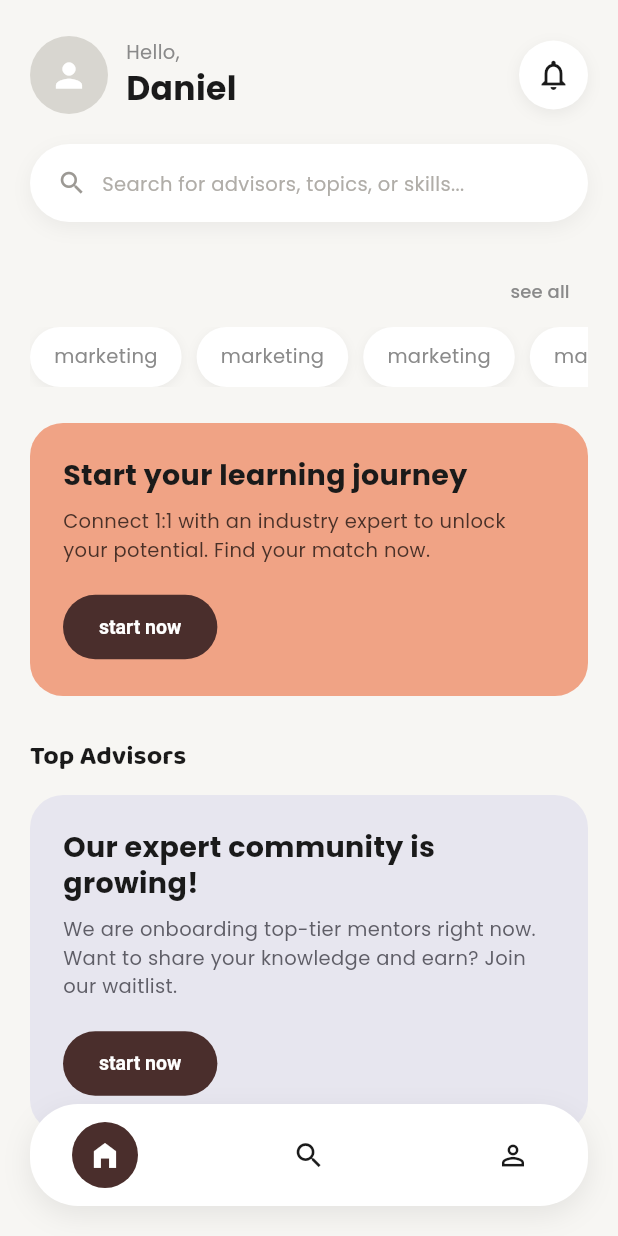
After one commit to zLucky090802/1-1-Frontend, a Flutter app: the HomeScreen screen opened directly, on a phone screen of 412 x 824 dp. The commit adds this screen. Run offline on Flutter 3.47's test engine with Material 3 defaults, Android fonts, the phone set to English and light mode, and no system bars; our stand-ins replace google_fonts.

Commit message:
feature: homepage made it

```diff
--- a/lib/core/theme/app_colors.dart
+++ b/lib/core/theme/app_colors.dart
@@ -31,4 +31,18 @@ class AppColors {
   static const Color inputBorder = Color(0xFFE1DEDA);
   static const Color inputHint = Color(0xFFB0ADA8);
   static const Color inputIcon = Color(0xFF9C9994);
+
+  // ---- Home ----
+  // Fondo general de la pantalla Home (crema muy claro).
+  static const Color homeBackground = Color(0xFFF7F6F3);
+
+  // Card "Start your learning journey".
+  static const Color heroCard = Color(0xFFF0A385);
+
+  // Card de estado vacío "Our expert community is growing!".
+  static const Color emptyStateCard = Color(0xFFE7E6EF);
+  static const Color emptyStateText = Color(0xFF5F5E67);
+
+  // Avatar placeholder cuando no hay foto de usuario.
+  static const Color avatarPlaceholder = Color(0xFFD8D6D0);
 }
--- /dev/null
+++ b/lib/core/widgets/category_chip.dart
@@ -0,0 +1,37 @@
+import 'package:flutter/material.dart';
+import '../theme/app_colors.dart';
+
+/// Chip blanco con sombra suave, usado para filtros de categoría
+/// ("marketing", "legal", "tecnología", etc.) en el Home.
+class CategoryChip extends StatelessWidget {
+  const CategoryChip({super.key, required this.label, this.onTap});
+
+  final String label;
+  final VoidCallback? onTap;
+
+  @override
+  Widget build(BuildContext context) {
+    return InkWell(
+      borderRadius: BorderRadius.circular(20),
+      onTap: onTap,
+      child: Container(
+        padding: const EdgeInsets.symmetric(horizontal: 16, vertical: 10),
+        decoration: BoxDecoration(
+          color: AppColors.surface,
+          borderRadius: BorderRadius.circular(20),
+          boxShadow: [
+            BoxShadow(
+              color: Colors.black.withOpacity(0.05),
+              blurRadius: 6,
+              offset: const Offset(0, 2),
+            ),
+          ],
+        ),
+        child: Text(
+          label,
+          style: const TextStyle(fontSize: 13, color: AppColors.textSecondary),
+        ),
+      ),
+    );
+  }
+}
--- /dev/null
+++ b/lib/core/widgets/content_action_card.dart
@@ -0,0 +1,71 @@
+import 'package:flutter/material.dart';
+import '../theme/app_colors.dart';
+
+/// Card grande de contenido con título, descripción y botón "start now".
+/// Se reutiliza tanto para el hero "Start your learning journey" (fondo
+/// coral) como para el estado vacío "Our expert community is growing!"
+/// (fondo lavanda), solo cambiando los colores.
+class ContentActionCard extends StatelessWidget {
+  const ContentActionCard({
+    super.key,
+    required this.title,
+    required this.description,
+    required this.buttonLabel,
+    required this.backgroundColor,
+    required this.titleColor,
+    required this.descriptionColor,
+    this.onPressed,
+  });
+
+  final String title;
+  final String description;
+  final String buttonLabel;
+  final Color backgroundColor;
+  final Color titleColor;
+  final Color descriptionColor;
+  final VoidCallback? onPressed;
+
+  @override
+  Widget build(BuildContext context) {
+    return Container(
+      width: double.infinity,
+      padding: const EdgeInsets.all(22),
+      decoration: BoxDecoration(
+        color: backgroundColor,
+        borderRadius: BorderRadius.circular(22),
+      ),
+      child: Column(
+        crossAxisAlignment: CrossAxisAlignment.start,
+        children: [
+          Text(
+            title,
+            style: TextStyle(
+              fontSize: 19,
+              fontWeight: FontWeight.w700,
+              color: titleColor,
+              height: 1.25,
+            ),
+          ),
+          const SizedBox(height: 10),
+          Text(
+            description,
+            style: TextStyle(fontSize: 13, color: descriptionColor, height: 1.5),
+          ),
+          const SizedBox(height: 18),
+          ElevatedButton(
+            onPressed: onPressed,
+            style: ElevatedButton.styleFrom(
+              backgroundColor: AppColors.primaryButton,
+              foregroundColor: Colors.white,
+              elevation: 0,
+              padding: const EdgeInsets.symmetric(horizontal: 24, vertical: 14),
+              shape: RoundedRectangleBorder(borderRadius: BorderRadius.circular(24)),
+              textStyle: const TextStyle(fontSize: 13, fontWeight: FontWeight.w600),
+            ),
+            child: Text(buttonLabel),
+          ),
+        ],
+      ),
+    );
+  }
+}
--- /dev/null
+++ b/lib/core/widgets/floating_bottom_nav.dart
@@ -0,0 +1,64 @@
+import 'package:flutter/material.dart';
+import '../theme/app_colors.dart';
+
+/// Barra de navegación inferior flotante, tipo "pill", con 3 ítems.
+/// El ítem activo se muestra con un círculo oscuro de fondo (como en el
+/// diseño: Home activo).
+class FloatingBottomNav extends StatelessWidget {
+  const FloatingBottomNav({
+    super.key,
+    required this.currentIndex,
+    required this.onTap,
+  });
+
+  final int currentIndex;
+  final ValueChanged<int> onTap;
+
+  static const _items = [
+    Icons.home_filled,
+    Icons.search,
+    Icons.person_outline,
+  ];
+
+  @override
+  Widget build(BuildContext context) {
+    return Container(
+      padding: const EdgeInsets.symmetric(horizontal: 28, vertical: 12),
+      decoration: BoxDecoration(
+        color: AppColors.surface,
+        borderRadius: BorderRadius.circular(32),
+        boxShadow: [
+          BoxShadow(
+            color: Colors.black.withOpacity(0.08),
+            blurRadius: 16,
+            offset: const Offset(0, 6),
+          ),
+        ],
+      ),
+      child: Row(
+        mainAxisAlignment: MainAxisAlignment.spaceBetween,
+        children: List.generate(_items.length, (index) {
+          final isActive = index == currentIndex;
+          return GestureDetector(
+            onTap: () => onTap(index),
+            behavior: HitTestBehavior.opaque,
+            child: Container(
+              width: 44,
+              height: 44,
+              alignment: Alignment.center,
+              decoration: BoxDecoration(
+                color: isActive ? AppColors.primaryButton : Colors.transparent,
+                shape: BoxShape.circle,
+              ),
+              child: Icon(
+                _items[index],
+                size: 22,
+                color: isActive ? Colors.white : AppColors.textPrimary,
+              ),
+            ),
+          );
+        }),
+      ),
+    );
+  }
+}
--- /dev/null
+++ b/lib/features/home/home_screen.dart
@@ -0,0 +1,248 @@
+import 'package:flutter/material.dart';
+import '../../core/theme/app_colors.dart';
+import '../../core/widgets/category_chip.dart';
+import '../../core/widgets/content_action_card.dart';
+import '../../core/widgets/floating_bottom_nav.dart';
+
+
+/// Pantalla principal (Home) del cliente.
+///
+/// Estado actual: la plataforma todavía no tiene asesores publicados, por
+/// lo que la sección "Top Advisors" muestra una card de estado vacío en
+/// lugar de la lista de expertos. Cuando haya datos reales, reemplaza
+/// [_hasAdvisors] por tu condición real (p. ej. `advisors.isNotEmpty`).
+class HomeScreen extends StatefulWidget {
+  const HomeScreen({super.key});
+
+  @override
+  State<HomeScreen> createState() => _HomeScreenState();
+}
+
+class _HomeScreenState extends State<HomeScreen> {
+  int _navIndex = 0;
+
+  // TODO: reemplazar por tu fuente de datos real (provider / API).
+  final bool _hasAdvisors = false;
+  final List<String> _categories = const ['marketing', 'marketing', 'marketing', 'marketing'];
+
+  static const double _breakpoint = 600;
+  static const double _cardMaxWidth = 440;
+
+  @override
+  Widget build(BuildContext context) {
+    return Scaffold(
+      backgroundColor: AppColors.homeBackground,
+      body: LayoutBuilder(
+        builder: (context, constraints) {
+          final isWide = constraints.maxWidth >= _breakpoint;
+
+          final body = Stack(
+            children: [
+              SafeArea(
+                child: SingleChildScrollView(
+                  padding: const EdgeInsets.fromLTRB(20, 24, 20, 110),
+                  child: Column(
+                    crossAxisAlignment: CrossAxisAlignment.start,
+                    children: [
+                      const _HomeHeader(userName: 'Daniel'),
+                      const SizedBox(height: 20),
+                      const _SearchBar(),
+                      const SizedBox(height: 22),
+
+                      Row(
+                        mainAxisAlignment: MainAxisAlignment.end,
+                        children: [
+                          TextButton(
+                            onPressed: () {},
+                            style: TextButton.styleFrom(
+                              foregroundColor: AppColors.textSecondary,
+                              padding: EdgeInsets.zero,
+                            ),
+                            child: const Text('see all', style: TextStyle(fontSize: 12)),
+                          ),
+                        ],
+                      ),
+                      SizedBox(
+                        height: 40,
+                        child: ListView.separated(
+                          scrollDirection: Axis.horizontal,
+                          itemCount: _categories.length,
+                          separatorBuilder: (_, __) => const SizedBox(width: 10),
+                          itemBuilder: (context, index) =>
+                              CategoryChip(label: _categories[index]),
+                        ),
+                      ),
+                      const SizedBox(height: 24),
+
+                      // -------------------------------------------------
+                      // Hero: "Start your learning journey"
+                      // -------------------------------------------------
+                      ContentActionCard(
+                        title: 'Start your learning journey',
+                        description:
+                            'Connect 1:1 with an industry expert to unlock your potential. Find your match now.',
+                        buttonLabel: 'start now',
+                        backgroundColor: AppColors.heroCard,
+                        titleColor: AppColors.textPrimary,
+                        descriptionColor: const Color(0xFF4A3128),
+                        onPressed: () {
+                          // TODO: navegar a la búsqueda de expertos.
+                        },
+                      ),
+                      const SizedBox(height: 28),
+
+                      Text(
+                        'Top Advisors',
+                        style: Theme.of(context).textTheme.headlineSmall?.copyWith(fontSize: 18),
+                      ),
+                      const SizedBox(height: 14),
+
+                      // -------------------------------------------------
+                      // Top Advisors: lista real vs. estado vacío.
+                      // -------------------------------------------------
+                      if (_hasAdvisors)
+                        const SizedBox() // TODO: reemplazar por tu ListView/GridView de expertos.
+                      else
+                        ContentActionCard(
+                          title: 'Our expert community is growing!',
+                          description:
+                              'We are onboarding top-tier mentors right now. Want to share your knowledge and earn? Join our waitlist.',
+                          buttonLabel: 'start now',
+                          backgroundColor: AppColors.emptyStateCard,
+                          titleColor: AppColors.textPrimary,
+                          descriptionColor: AppColors.emptyStateText,
+                          onPressed: () {
+                            // TODO: navegar al formulario de waitlist / registro de experto.
+                          },
+                        ),
+                    ],
+                  ),
+                ),
+              ),
+
+              // Bottom nav flotante.
+              Positioned(
+                left: 20,
+                right: 20,
+                bottom: 20,
+                child: FloatingBottomNav(
+                  currentIndex: _navIndex,
+                  onTap: (index) => setState(() => _navIndex = index),
+                ),
+              ),
+            ],
+          );
+
+          if (!isWide) return body;
+
+          // Tablet / Desktop / Web: centrar en una tarjeta tipo "artboard",
+          // igual que en las pantallas de auth.
+          return Container(
+            color: AppColors.background,
+            alignment: Alignment.center,
+            padding: const EdgeInsets.symmetric(vertical: 40),
+            child: ConstrainedBox(
+              constraints: const BoxConstraints(maxWidth: _cardMaxWidth),
+              child: ClipRRect(
+                borderRadius: BorderRadius.circular(24),
+                child: body,
+              ),
+            ),
+          );
+        },
+      ),
+    );
+  }
+}
+
+class _HomeHeader extends StatelessWidget {
+  const _HomeHeader({required this.userName});
+
+  final String userName;
+
+  @override
+  Widget build(BuildContext context) {
+    return Row(
+      mainAxisAlignment: MainAxisAlignment.spaceBetween,
+      children: [
+        Row(
+          children: [
+            // ----------------------------------------------------------
+            // IMAGEN: avatar del usuario.
+            // TODO: reemplazar imagen -> assets/images/avatar_placeholder.png
+            // o cargar la foto real del usuario (NetworkImage / provider).
+            // ----------------------------------------------------------
+            CircleAvatar(
+              radius: 26,
+              backgroundColor: AppColors.avatarPlaceholder,
+              child: const Icon(Icons.person, color: Colors.white, size: 26),
+            ),
+            const SizedBox(width: 12),
+            Column(
+              crossAxisAlignment: CrossAxisAlignment.start,
+              children: [
+                const Text('Hello,', style: TextStyle(fontSize: 13, color: AppColors.textSecondary)),
+                Text(
+                  userName,
+                  style: const TextStyle(
+                    fontSize: 22,
+                    fontWeight: FontWeight.w700,
+                    color: AppColors.textPrimary,
+                  ),
+                ),
+              ],
+            ),
+          ],
+        ),
+        Container(
+          width: 46,
+          height: 46,
+          decoration: BoxDecoration(
+            color: AppColors.surface,
+            shape: BoxShape.circle,
+            boxShadow: [
+              BoxShadow(
+                color: Colors.black.withOpacity(0.06),
+                blurRadius: 8,
+                offset: const Offset(0, 3),
+              ),
+            ],
+          ),
+          child: const Icon(Icons.notifications_none, color: AppColors.textPrimary),
+        ),
+      ],
+    );
+  }
+}
+
+class _SearchBar extends StatelessWidget {
+  const _SearchBar();
+
+  @override
+  Widget build(BuildContext context) {
+    return Container(
+      padding: const EdgeInsets.symmetric(horizontal: 18, vertical: 16),
+      decoration: BoxDecoration(
+        color: AppColors.surface,
+        borderRadius: BorderRadius.circular(28),
+        boxShadow: [
+          BoxShadow(
+            color: Colors.black.withOpacity(0.05),
+            blurRadius: 10,
+            offset: const Offset(0, 4),
+          ),
+        ],
+      ),
+      child: Row(
+        children: [
+          const Icon(Icons.search, color: AppColors.inputIcon, size: 20),
+          const SizedBox(width: 10),
+          Text(
+            'Search for advisors, topics, or skills...',
+            style: TextStyle(fontSize: 13, color: AppColors.inputHint),
+          ),
+        ],
+      ),
+    );
+  }
+}
```
